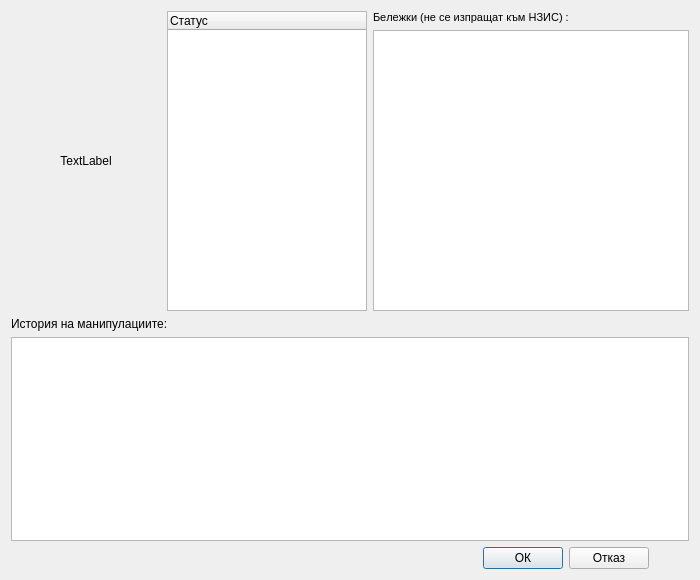
Qt form src/View/Widgets/DetailedStatus.ui (thefinalcutbg/DinoDent) before a commit.
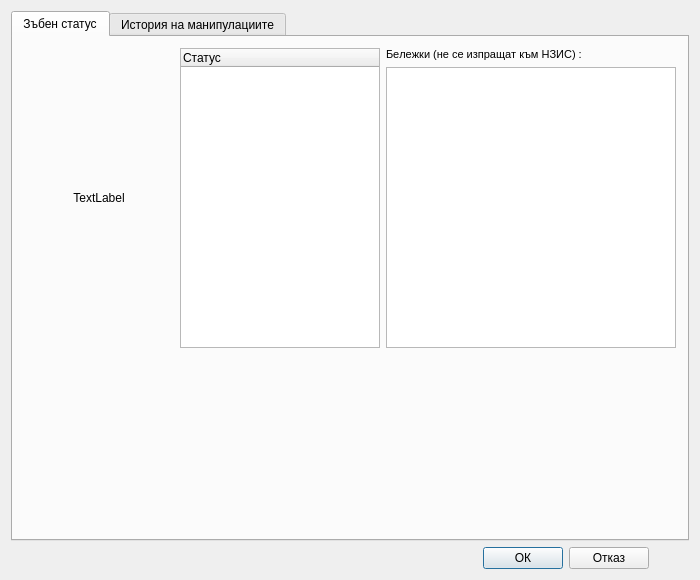
The same form after that commit. Custom widgets are drawn as their Qt base class.

Commit message: Detailed Status redesign. ToothUtils new surface names

```diff
--- a/src/View/Widgets/DetailedStatus.ui
+++ b/src/View/Widgets/DetailedStatus.ui
@@ -19,7 +19,17 @@
   <property name="windowTitle">
    <string>DetailedStatus</string>
   </property>
-  <layout class="QVBoxLayout" name="verticalLayout_3">
+  <layout class="QVBoxLayout" name="verticalLayout_4">
+   <item>
+    <widget class="QTabWidget" name="tabWidget">
+     <property name="currentIndex">
+      <number>0</number>
+     </property>
+     <widget class="QWidget" name="tab">
+      <attribute name="title">
+       <string>Зъбен статус</string>
+      </attribute>
+      <layout class="QVBoxLayout" name="verticalLayout_5">
    <item>
     <layout class="QHBoxLayout" name="horizontalLayout_3">
      <item>
@@ -139,6 +149,26 @@
     </layout>
    </item>
    <item>
+        <spacer name="verticalSpacer">
+         <property name="orientation">
+          <enum>Qt::Vertical</enum>
+         </property>
+         <property name="sizeHint" stdset="0">
+          <size>
+           <width>20</width>
+           <height>172</height>
+          </size>
+         </property>
+        </spacer>
+       </item>
+      </layout>
+     </widget>
+     <widget class="QWidget" name="tab_2">
+      <attribute name="title">
+       <string>История на манипулациите</string>
+      </attribute>
+      <layout class="QVBoxLayout" name="verticalLayout_3">
+       <item>
     <widget class="QLabel" name="label">
      <property name="text">
       <string>История на манипулациите:</string>
@@ -146,7 +176,7 @@
     </widget>
    </item>
    <item>
-    <widget class="ProcedureTable" name="tableView">
+        <widget class="QTableView" name="tableView">
      <property name="minimumSize">
       <size>
        <width>0</width>
@@ -155,6 +185,10 @@
      </property>
     </widget>
    </item>
+      </layout>
+     </widget>
+    </widget>
+   </item>
    <item>
     <layout class="QHBoxLayout" name="horizontalLayout_2">
      <item>
@@ -206,11 +240,6 @@
  </widget>
  <layoutdefault spacing="6" margin="11"/>
  <customwidgets>
-  <customwidget>
-   <class>ProcedureTable</class>
-   <extends>QTableView</extends>
-   <header>View/uiComponents/ProcedureTable.h</header>
-  </customwidget>
   <customwidget>
    <class>PixmapLabel</class>
    <extends>QLabel</extends>
```
Lines whose indentation alone changed are shown as unchanged. The commit also changes 4 other files.
